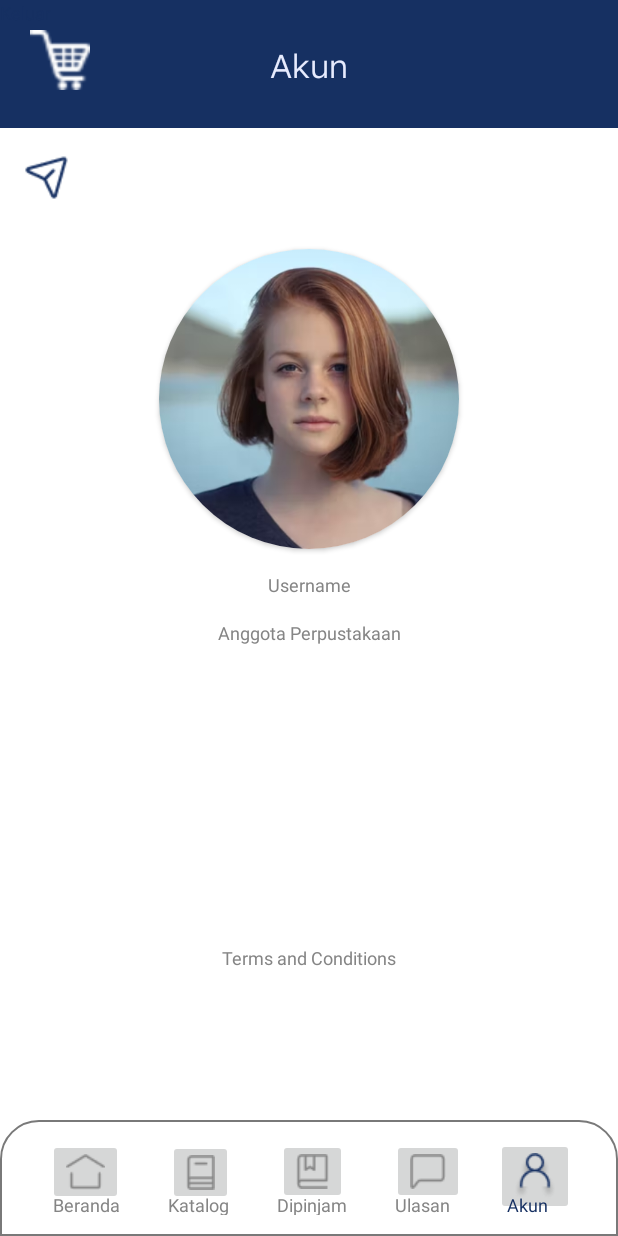
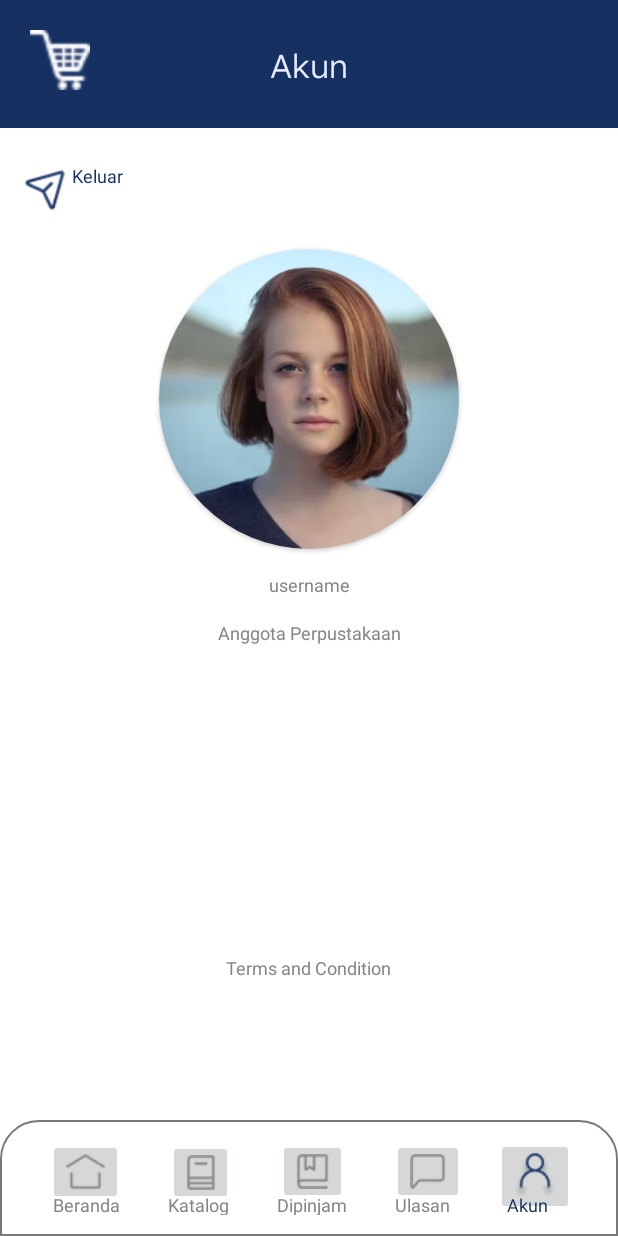
Before and after one commit to Zedra19/Online_Library, an Android app: the AccountActivity screen opened directly, with no data from a screen before it, on a phone screen of 412 x 824 dp. Run offline under Robolectric (Android 15) with nearby library versions, the phone set to English and light mode, and no system bars.

Commit message:
Update akun masih jelek, tapi mendingan dibanding sebelumnya

```diff
--- a/app/src/main/java/com/example/myapplication/AccountActivity.java
+++ b/app/src/main/java/com/example/myapplication/AccountActivity.java
@@ -8,9 +8,11 @@ import android.view.View;
 import android.view.Window;
 import android.view.WindowManager;
 import android.widget.ImageButton;
+import android.widget.ImageView;
 
 public class AccountActivity extends AppCompatActivity {
     ImageButton home, katalog, dipinjam, review;
+    ImageView keluar;
 
     @Override
     protected void onCreate(Bundle savedInstanceState) {
@@ -24,6 +26,7 @@ public class AccountActivity extends AppCompatActivity {
         katalog = findViewById(R.id.imageKatalog);
         dipinjam = findViewById(R.id.imageDipinjam);
         review = findViewById(R.id.imageReview);
+        keluar = findViewById(R.id.keluar);
 
         home.setOnClickListener(new View.OnClickListener() {
             @Override
@@ -56,5 +59,13 @@ public class AccountActivity extends AppCompatActivity {
                 startActivity(intent);
             }
         });
+
+        keluar.setOnClickListener(new View.OnClickListener() {
+            @Override
+            public void onClick(View v) {
+                Intent intent = new Intent(AccountActivity.this, AwalActivity.class);
+                startActivity(intent);
+            }
+        });
     }
 }
--- a/app/src/main/res/layout/account.xml
+++ b/app/src/main/res/layout/account.xml
@@ -32,7 +32,7 @@
         app:layout_constraintStart_toStartOf="parent"
         app:layout_constraintTop_toTopOf="parent" />
 
-    <ImageButton
+    <ImageView
         android:id="@+id/carticon"
         android:layout_width="40dp"
         android:layout_height="40dp"
@@ -65,6 +65,7 @@
             android:scaleType="centerCrop"
             android:src="@drawable/chatprofile" />
     </androidx.cardview.widget.CardView>
+
     <TextView
         android:id="@+id/taskbar"
         android:layout_width="0dp"
@@ -203,25 +204,25 @@
         android:layout_width="wrap_content"
         android:layout_height="wrap_content"
         android:layout_marginTop="15dp"
-        android:text="Username"
+        android:text="@string/usernameAkun"
         android:textAppearance="@style/taskbar_ganyala"
         app:layout_constraintEnd_toEndOf="parent"
         app:layout_constraintStart_toStartOf="parent"
         app:layout_constraintTop_toBottomOf="@+id/cardView"
-        tools:textSize="30dp" />
+        tools:textSize="30" />
 
     <TextView
         android:id="@+id/user"
         android:layout_width="wrap_content"
         android:layout_height="wrap_content"
         android:layout_marginTop="15dp"
-        android:text="Anggota Perpustakaan"
+        android:text="@string/AnggotaPerpus"
         android:textAppearance="@style/taskbar_ganyala"
         app:layout_constraintEnd_toEndOf="parent"
         app:layout_constraintHorizontal_bias="0.5"
         app:layout_constraintStart_toStartOf="parent"
         app:layout_constraintTop_toBottomOf="@+id/username"
-        tools:textSize="25dp" />
+        tools:textSize="25" />
 
 
     <TextView
@@ -229,20 +230,22 @@
         android:layout_width="wrap_content"
         android:layout_height="wrap_content"
         android:layout_marginTop="200dp"
-        android:text="Terms and Conditions"
+        android:layout_marginBottom="87dp"
+        android:text="@string/termscondtext"
         android:textAppearance="@style/taskbar_ganyala"
+        app:layout_constraintBottom_toTopOf="@+id/taskbar"
         app:layout_constraintEnd_toEndOf="parent"
         app:layout_constraintHorizontal_bias="0.5"
         app:layout_constraintStart_toStartOf="parent"
         app:layout_constraintTop_toBottomOf="@id/user"
-        tools:textSize="25dp" />
+        tools:textSize="25" />
 
     <ImageView
         android:id="@+id/keluar"
-        android:layout_width="wrap_content"
-        android:layout_height="wrap_content"
+        android:layout_width="30dp"
+        android:layout_height="30dp"
         android:layout_marginStart="16dp"
-        android:layout_marginTop="16dp"
+        android:layout_marginTop="25dp"
         app:layout_constraintStart_toStartOf="parent"
         app:layout_constraintTop_toBottomOf="@+id/rectangle_1"
         app:srcCompat="@drawable/sendicon"
@@ -252,11 +255,13 @@
         android:id="@+id/textKeluar"
         android:layout_width="wrap_content"
         android:layout_height="wrap_content"
-        android:text="Keluar"
+        android:layout_marginStart="2dp"
+        android:layout_marginTop="23dp"
+        android:text="@string/keluarAkun"
         android:textAppearance="@style/taskbar_ganyala"
         android:textColor="#163062"
-        tools:layout_editor_absoluteX="48dp"
-        tools:layout_editor_absoluteY="99dp"
-        tools:textSize="25dp" />
+        app:layout_constraintStart_toEndOf="@+id/keluar"
+        app:layout_constraintTop_toBottomOf="@+id/rectangle_1"
+        tools:textSize="25" />
 
 </androidx.constraintlayout.widget.ConstraintLayout>
--- a/app/src/main/res/layout/beranda.xml
+++ b/app/src/main/res/layout/beranda.xml
@@ -160,7 +160,7 @@
         android:id="@+id/imageAccount"
         android:layout_width="wrap_content"
         android:layout_height="wrap_content"
-        android:layout_marginStart="25dp"
+        android:layout_marginStart="27dp"
         android:layout_marginTop="25dp"
         android:layout_marginBottom="3dp"
         app:layout_constraintBottom_toTopOf="@+id/accounttext"
--- a/app/src/main/res/values/strings.xml
+++ b/app/src/main/res/values/strings.xml
@@ -36,4 +36,8 @@
     <string name="akun">Akun</string>
     <string name="title_activity_main">MainActivity</string>
     <string name="title_activity_detail_buku">DetailBukuActivity</string>
+    <string name="usernameAkun">username</string>
+    <string name="AnggotaPerpus">Anggota Perpustakaan</string>
+    <string name="termscondtext">Terms and Condition</string>
+    <string name="keluarAkun">Keluar</string>
 </resources>
```
